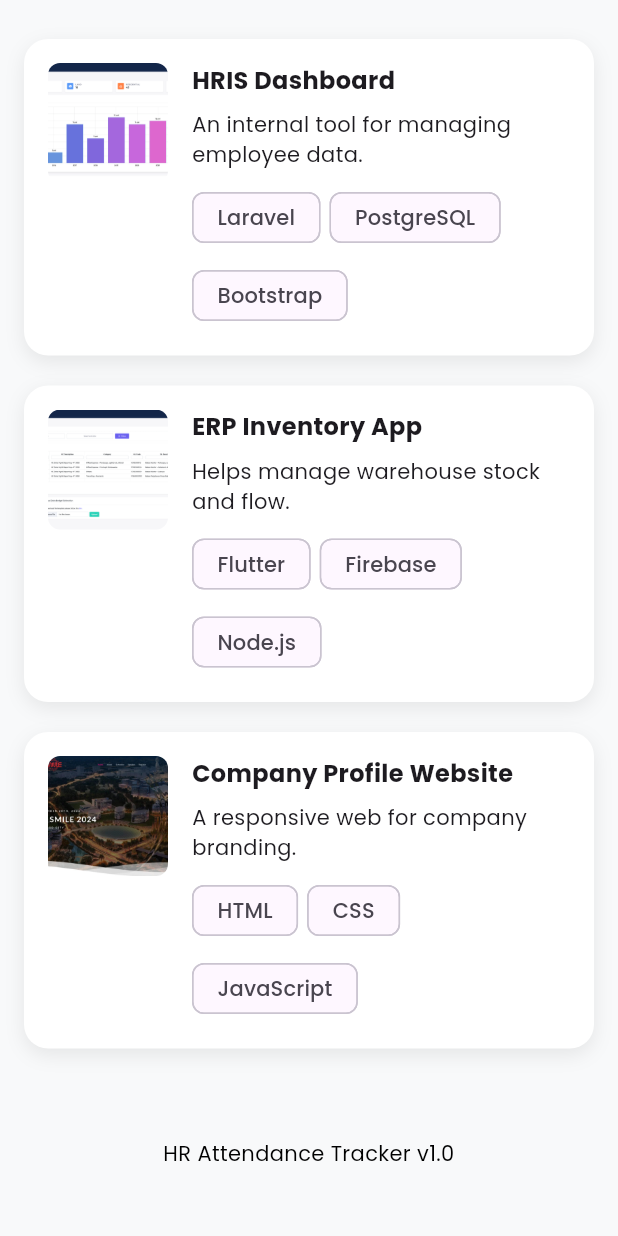
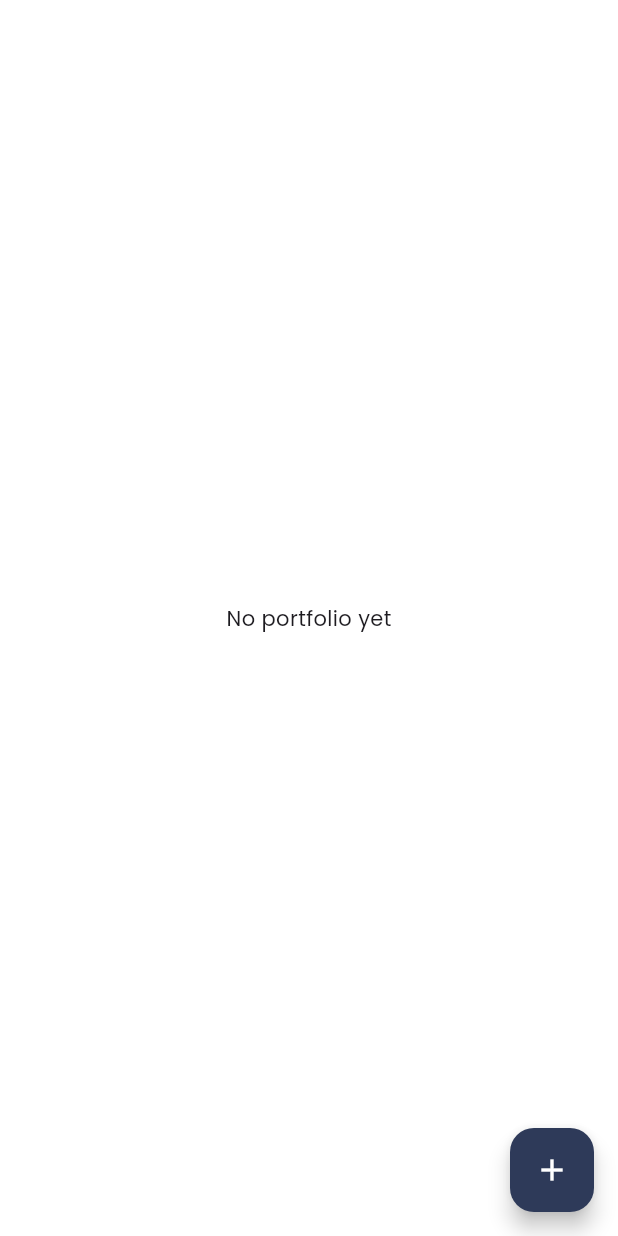
Before and after one commit to halolutfii/assigment-flutter, a Flutter app: the PortofolioScreen screen opened directly, on a phone screen of 412 x 824 dp. Run offline on Flutter 3.47's test engine with Material 3 defaults, Android fonts, the phone set to English and light mode, and no system bars; our stand-ins replace google_fonts, image_picker.

Commit message:
[fix]: assigment 4

```diff
--- /dev/null
+++ b/lib/models/portofolio.dart
@@ -0,0 +1,17 @@
+class PortofolioItem {
+  String title;
+  String category;
+  DateTime? completion;
+  String description;
+  String image;
+  String link;
+
+  PortofolioItem({
+    this.title = '',
+    this.category = '',
+    this.completion,
+    this.description = '',
+    this.image = '',
+    this.link = '',
+  });
+}
--- a/lib/screens/homescreen.dart
+++ b/lib/screens/homescreen.dart
@@ -46,7 +46,7 @@ class HomeScreen extends StatelessWidget {
             const Icon(Icons.verified_user, size: 40, color: Colors.white),
             const SizedBox(height: 20),
             Text(
-              'Welcome to ESS Solecode',
+              'Welcome to Portofolio App',
               style: GoogleFonts.poppins(
                 fontSize: 22,
                 fontWeight: FontWeight.bold,
@@ -56,7 +56,7 @@ class HomeScreen extends StatelessWidget {
             ),
             const SizedBox(height: 12),
             Text(
-              'Employee Self Service App',
+              'Portofolio App',
               style: GoogleFonts.poppins(
                 fontSize: 16,
                 color: Colors.white70,
--- a/lib/screens/portofolioscreen.dart
+++ b/lib/screens/portofolioscreen.dart
@@ -1,44 +1,47 @@
+import 'dart:io';
 import 'package:flutter/material.dart';
-import 'package:my_portofolio_app/widgets/footer.dart';
+import 'package:provider/provider.dart';
+
+import '../providers/portofolio_providers.dart';
+
+import 'addpotofolioscreen.dart';
 
 class PortofolioScreen extends StatelessWidget {
-  final List<Map<String, dynamic>> projects = [
-    {
-      'title': 'HRIS Dashboard',
-      'description': 'An internal tool for managing employee data.',
-      'technologies': ['Laravel', 'PostgreSQL', 'Bootstrap'],
-      'image': 'assets/images/erp.png',
-    },
-    {
-      'title': 'ERP Inventory App',
-      'description': 'Helps manage warehouse stock and flow.',
-      'technologies': ['Flutter', 'Firebase', 'Node.js'],
-      'image': 'assets/images/inventory.png',
-    },
-    {
-      'title': 'Company Profile Website',
-      'description': 'A responsive web for company branding.',
-      'technologies': ['HTML', 'CSS', 'JavaScript'],
-      'image': 'assets/images/companyprofile.jpeg',
-    },
-  ];
+  const PortofolioScreen({super.key});
 
   @override
   Widget build(BuildContext context) {
+    final portfolioProvider = Provider.of<PortofolioProvider>(context);
+
     return Scaffold(
-      backgroundColor: const Color(0xFFF8F9FA),
-      body: ListView(
+      backgroundColor: const Color.fromARGB(255, 255, 255, 255),
+      body: portfolioProvider.items.isEmpty
+          ? const Center(child: Text("No portfolio yet"))
+          : ListView.builder(
               padding: const EdgeInsets.all(16),
-      children: [
-        ...projects.map((project) => buildProjectCard(
-              title: project['title'],
-              description: project['description'],
-              tech: List<String>.from(project['technologies']),
-              imagePath: project['image'],
-            )),
-        const SizedBox(height: 30),
-        Footer(),
-      ],
+              itemCount: portfolioProvider.items.length,
+              itemBuilder: (ctx, i) {
+                final item = portfolioProvider.items[i];
+                return buildProjectCard(
+                  title: item.title,
+                  description: item.description,
+                  tech: item.category.isNotEmpty
+                      ? [item.category]
+                      : [], // bisa juga List<String>
+                  imagePath: item.image,
+                );
+              },
+            ),
+
+            floatingActionButton: FloatingActionButton(
+              backgroundColor: const Color(0xFF2E3A59),
+              onPressed: () {
+                Navigator.push(
+                  context,
+                  MaterialPageRoute(builder: (_) => const AddPortfolioScreen()),
+                );
+              },
+              child: const Icon(Icons.add, color: Colors.white),
             ),
     );
   }
@@ -68,11 +71,18 @@ class PortofolioScreen extends StatelessWidget {
         children: [
           ClipRRect(
             borderRadius: BorderRadius.circular(8),
-            child: Image.asset(
-              imagePath,
+            child: imagePath.isNotEmpty
+                ? Image.file(
+                    File(imagePath),
                     width: 80,
                     height: 80,
                     fit: BoxFit.cover,
+                  )
+                : Container(
+                    width: 80,
+                    height: 80,
+                    color: Colors.grey[300],
+                    child: const Icon(Icons.work, size: 40),
                   ),
           ),
           const SizedBox(width: 16),
@@ -80,14 +90,19 @@ class PortofolioScreen extends StatelessWidget {
             child: Column(
               crossAxisAlignment: CrossAxisAlignment.start,
               children: [
-                Text(title,
+                Text(
+                  title,
                   style: const TextStyle(
                     fontSize: 16,
                     fontWeight: FontWeight.bold,
-                    )),
+                  ),
+                ),
                 const SizedBox(height: 8),
-                Text(description,
-                    maxLines: 2, overflow: TextOverflow.ellipsis),
+                Text(
+                  description,
+                  maxLines: 2,
+                  overflow: TextOverflow.ellipsis,
+                ),
                 const SizedBox(height: 8),
                 Wrap(
                   spacing: 6,
@@ -95,7 +110,8 @@ class PortofolioScreen extends StatelessWidget {
                   children: tech
                       .map((t) => Chip(
                             label: Text(t),
-                            padding: const EdgeInsets.symmetric(horizontal: 8),
+                            padding:
+                                const EdgeInsets.symmetric(horizontal: 8),
                           ))
                       .toList(),
                 ),
--- a/lib/widgets/drawer.dart
+++ b/lib/widgets/drawer.dart
@@ -23,7 +23,7 @@ class AppDrawer extends StatelessWidget {
                 const Icon(Icons.verified_user, color: Colors.white, size: 48),
                 const SizedBox(height: 8),
                 Text(
-                  'ESS Solecode',
+                  'My Portofolio App',
                   style: GoogleFonts.poppins(
                     color: Colors.white,
                     fontSize: 18,
@@ -31,7 +31,7 @@ class AppDrawer extends StatelessWidget {
                   ),
                 ),
                 Text(
-                  'Employee App',
+                  'My Portofolio',
                   style: GoogleFonts.poppins(
                     color: Colors.white70,
                     fontSize: 14,
--- a/pubspec.yaml
+++ b/pubspec.yaml
@@ -31,12 +31,12 @@ dependencies:
   flutter:
     sdk: flutter
 
-  provider: ^6.0.5
-
   # The following adds the Cupertino Icons font to your application.
   # Use with the CupertinoIcons class for iOS style icons.
+  provider: ^6.0.5
   cupertino_icons: ^1.0.8
   google_fonts: ^6.1.0
+  image_picker: ^1.1.2
 
 dev_dependencies:
   flutter_test:
```
Also changed, not shown: lib/main.dart (+10 -3 lines), lib/providers/portofolio_providers.dart (added, +115 -0 lines), lib/screens/addpotofolioscreen.dart (added, +285 -0 lines), pubspec.lock, 5 other files. Lines whose indentation alone changed are shown as unchanged.
